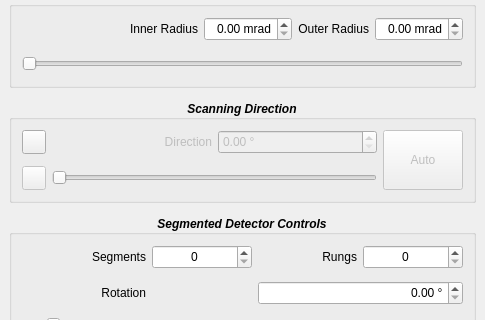
Old version of the form src/gui/Quant4D_FigForm.ui in the repository bryandesser/Quant4D; both pictures show x 0 to 485 and y 139 to 459 of the 485 by 778 pixel window.
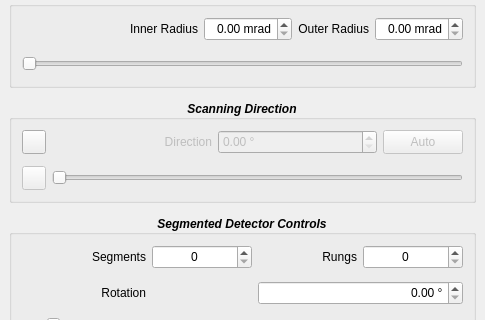
New version of the form. Icons and pictures are not drawn. Custom widgets are drawn as their Qt base class.

```diff
--- a/src/gui/Quant4D_FigForm.ui
+++ b/src/gui/Quant4D_FigForm.ui
@@ -1739,7 +1739,7 @@
                </property>
               </widget>
              </item>
-             <item row="1" column="1" colspan="2">
+             <item row="1" column="1" colspan="3">
               <widget class="QDoubleSlider" name="ScanDir">
                <property name="enabled">
                 <bool>false</bool>
@@ -1839,13 +1839,13 @@
                </property>
               </widget>
              </item>
-             <item row="0" column="3" rowspan="2">
+             <item row="0" column="3">
               <widget class="QPushButton" name="AutoCurl">
                <property name="enabled">
                 <bool>false</bool>
                </property>
                <property name="sizePolicy">
-                <sizepolicy hsizetype="Fixed" vsizetype="Expanding">
+                <sizepolicy hsizetype="Fixed" vsizetype="Fixed">
                  <horstretch>0</horstretch>
                  <verstretch>0</verstretch>
                 </sizepolicy>
```
Left out of the diff: 3 changed lines with no effect on the pictures.
